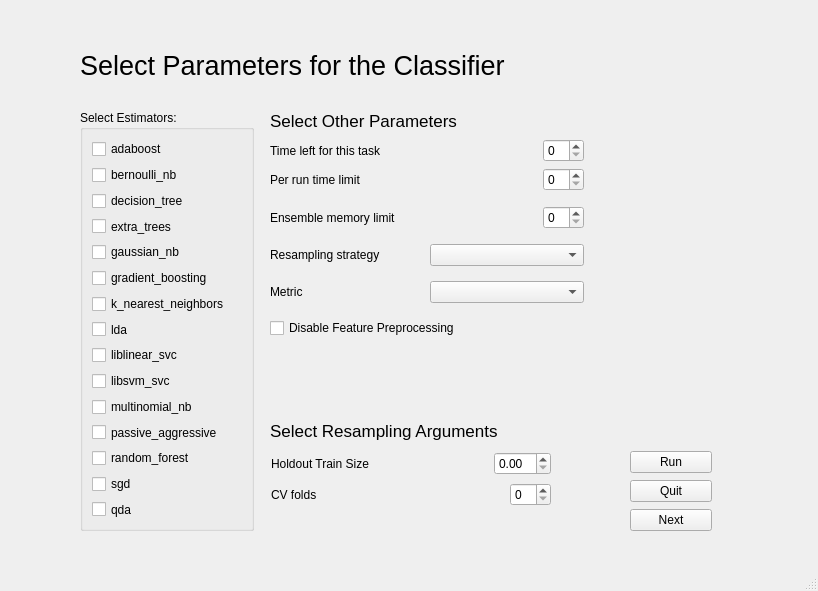
ggrkp/projectv1, file guiv1.ui: the form before one commit.
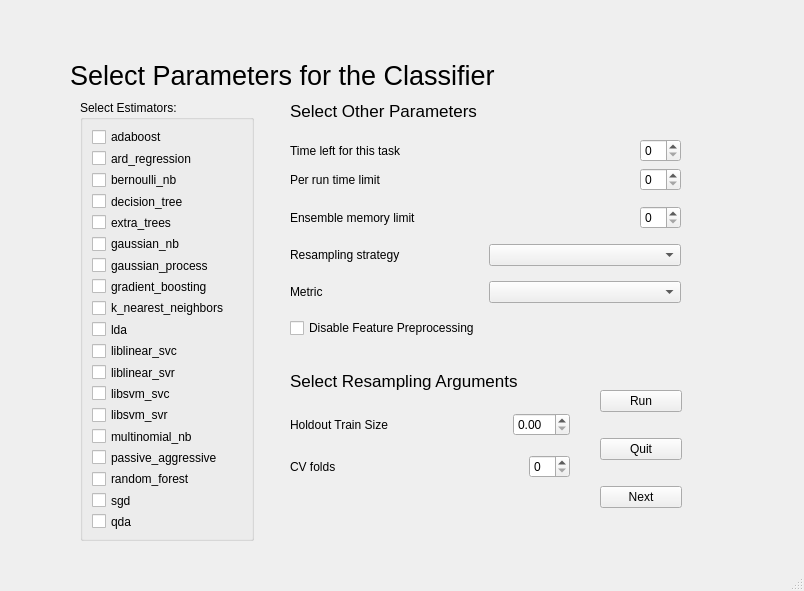
The form after the commit.

Patch:
```diff
--- a/guiv1.ui
+++ b/guiv1.ui
@@ -6,7 +6,7 @@
    <rect>
     <x>0</x>
     <y>0</y>
-    <width>818</width>
+    <width>804</width>
     <height>591</height>
    </rect>
   </property>
@@ -252,8 +252,8 @@
      <widget class="QLabel" name="label_13">
       <property name="geometry">
        <rect>
-        <x>50</x>
-        <y>30</y>
+        <x>40</x>
+        <y>40</y>
         <width>501</width>
         <height>51</height>
        </rect>
@@ -270,8 +270,8 @@
      <widget class="QLabel" name="label_15">
       <property name="geometry">
        <rect>
-        <x>240</x>
-        <y>100</y>
+        <x>260</x>
+        <y>90</y>
         <width>221</width>
         <height>21</height>
        </rect>
@@ -288,8 +288,8 @@
      <widget class="QLabel" name="label_16">
       <property name="geometry">
        <rect>
-        <x>240</x>
-        <y>410</y>
+        <x>260</x>
+        <y>360</y>
         <width>261</width>
         <height>21</height>
        </rect>
@@ -307,65 +307,72 @@
       <property name="geometry">
        <rect>
         <x>50</x>
-        <y>100</y>
+        <y>90</y>
         <width>174</width>
-        <height>421</height>
+        <height>441</height>
        </rect>
       </property>
       <property name="title">
        <string>Select Estimators: </string>
       </property>
       <layout class="QGridLayout" name="gridLayout_2">
-       <item row="3" column="0">
+       <item row="6" column="0">
+        <widget class="QCheckBox" name="gausianPro_Box">
+         <property name="text">
+          <string>gaussian_process</string>
+         </property>
+        </widget>
+       </item>
+       <item row="4" column="0">
         <widget class="QCheckBox" name="extratreeBox">
          <property name="text">
           <string>extra_trees</string>
          </property>
         </widget>
        </item>
-       <item row="12" column="0">
+       <item row="16" column="0">
         <widget class="QCheckBox" name="rforoestBox">
          <property name="text">
           <string>random_forest</string>
          </property>
         </widget>
        </item>
-       <item row="14" column="0">
+       <item row="18" column="0">
         <widget class="QCheckBox" name="qdaBox">
          <property name="text">
           <string>qda</string>
          </property>
         </widget>
        </item>
-       <item row="11" column="0">
+       <item row="15" column="0">
         <widget class="QCheckBox" name="pasagrBox">
          <property name="text">
           <string>passive_aggressive</string>
          </property>
         </widget>
        </item>
-       <item row="1" column="0">
+       <item row="2" column="0">
         <widget class="QCheckBox" name="bernoulliBox">
          <property name="text">
           <string>bernoulli_nb</string>
          </property>
         </widget>
        </item>
-       <item row="10" column="0">
+       <item row="14" column="0">
         <widget class="QCheckBox" name="multinbBox">
          <property name="text">
           <string>multinomial_nb</string>
          </property>
         </widget>
        </item>
-       <item row="7" column="0">
+       <item row="9" column="0">
         <widget class="QCheckBox" name="ldaBox">
          <property name="text">
           <string>lda</string>
          </property>
         </widget>
        </item>
-       <item row="4" column="0">
+       <item row="5" column="0">
         <widget class="QCheckBox" name="gaussianBox">
          <property name="text">
           <string>gaussian_nb</string>
@@ -379,56 +386,77 @@
          </property>
         </widget>
        </item>
-       <item row="8" column="0">
+       <item row="10" column="0">
         <widget class="QCheckBox" name="liblinearBox">
          <property name="text">
           <string>liblinear_svc</string>
          </property>
         </widget>
        </item>
-       <item row="9" column="0">
+       <item row="12" column="0">
         <widget class="QCheckBox" name="libsvmBox">
          <property name="text">
           <string>libsvm_svc</string>
          </property>
         </widget>
        </item>
-       <item row="6" column="0">
+       <item row="8" column="0">
         <widget class="QCheckBox" name="knnBox">
          <property name="text">
           <string>k_nearest_neighbors</string>
          </property>
         </widget>
        </item>
-       <item row="5" column="0">
+       <item row="7" column="0">
         <widget class="QCheckBox" name="gradientBox">
          <property name="text">
           <string>gradient_boosting</string>
          </property>
         </widget>
        </item>
-       <item row="13" column="0">
+       <item row="17" column="0">
         <widget class="QCheckBox" name="sgdBox">
          <property name="text">
           <string>sgd</string>
          </property>
         </widget>
        </item>
-       <item row="2" column="0">
+       <item row="3" column="0">
         <widget class="QCheckBox" name="dtreeBox">
          <property name="text">
           <string>decision_tree</string>
          </property>
         </widget>
        </item>
+       <item row="11" column="0">
+        <widget class="QCheckBox" name="linearsvr_Box">
+         <property name="text">
+          <string>liblinear_svr</string>
+         </property>
+        </widget>
+       </item>
+       <item row="1" column="0">
+        <widget class="QCheckBox" name="ardBox">
+         <property name="text">
+          <string>ard_regression</string>
+         </property>
+        </widget>
+       </item>
+       <item row="13" column="0">
+        <widget class="QCheckBox" name="libsvrBox">
+         <property name="text">
+          <string>libsvm_svr</string>
+         </property>
+        </widget>
+       </item>
       </layout>
      </widget>
      <widget class="QWidget" name="layoutWidget">
       <property name="geometry">
        <rect>
-        <x>240</x>
+        <x>260</x>
         <y>120</y>
-        <width>314</width>
+        <width>391</width>
         <height>221</height>
        </rect>
       </property>
@@ -545,10 +573,10 @@
      <widget class="QWidget" name="layoutWidget">
       <property name="geometry">
        <rect>
-        <x>600</x>
-        <y>440</y>
+        <x>570</x>
+        <y>360</y>
         <width>82</width>
-        <height>83</height>
+        <height>161</height>
        </rect>
       </property>
       <layout class="QVBoxLayout" name="verticalLayout_10">
@@ -578,10 +606,10 @@
      <widget class="QWidget" name="layoutWidget">
       <property name="geometry">
        <rect>
-        <x>241</x>
-        <y>440</y>
+        <x>260</x>
+        <y>390</y>
         <width>280</width>
-        <height>60</height>
+        <height>91</height>
        </rect>
       </property>
       <layout class="QVBoxLayout" name="verticalLayout_3">
```
Left out of the diff: 113 changed lines with no effect on the pictures.
